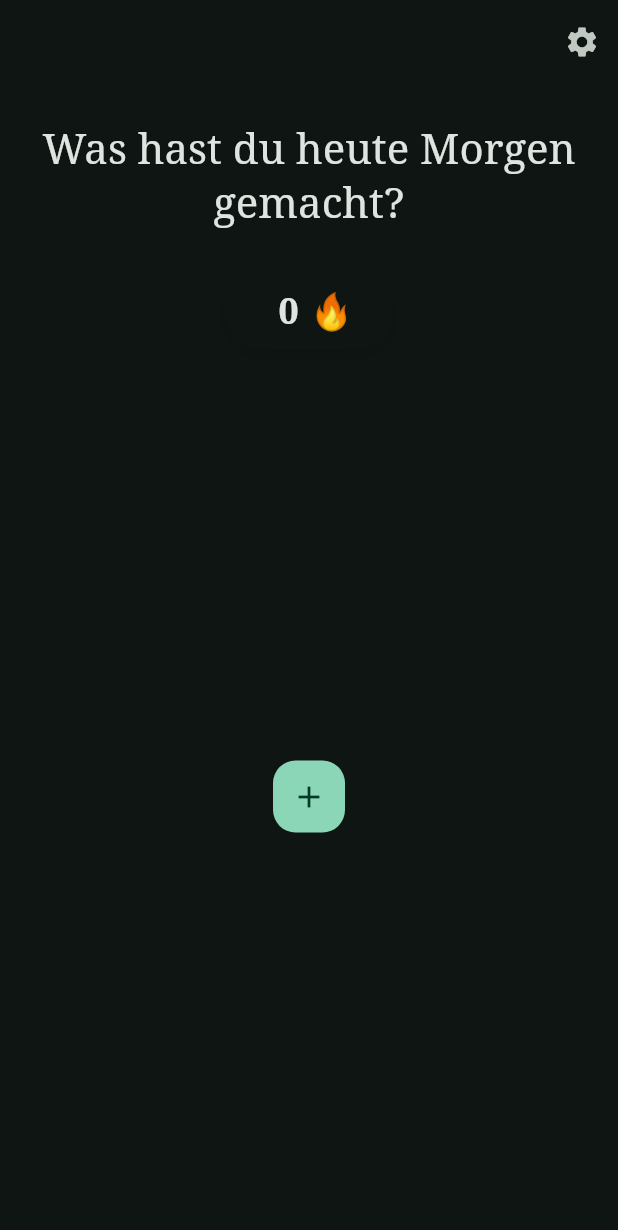
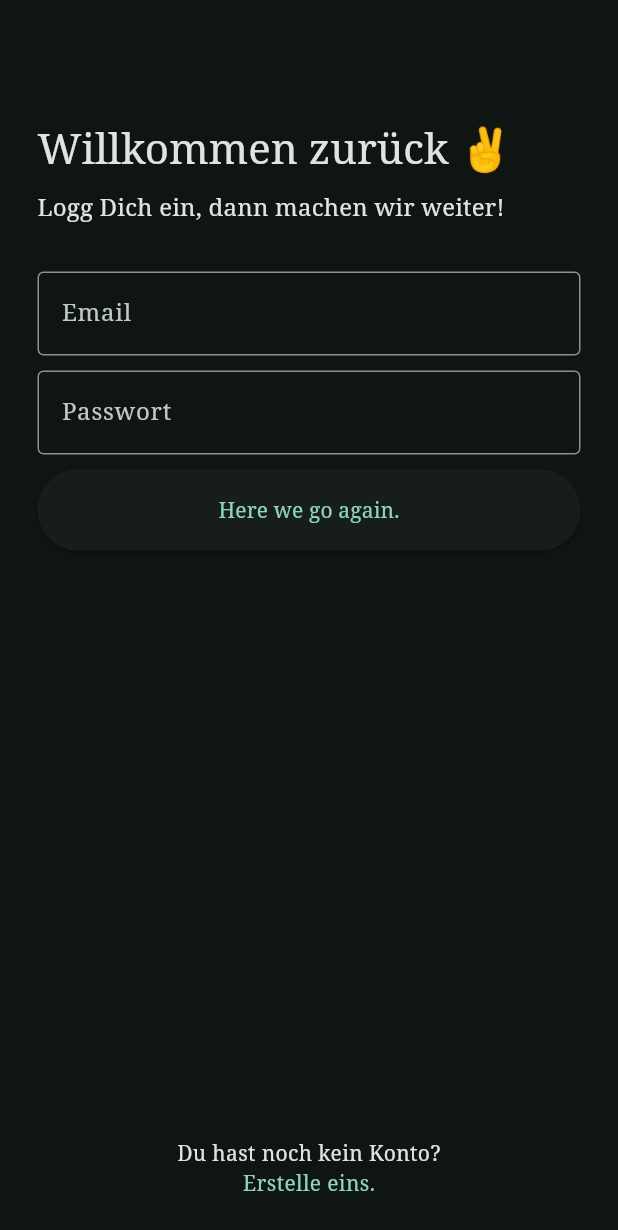
Before and after one commit to Hudlle/Habit-MVP, a Flutter app: the screen it shows after launch, on a phone screen of 412 x 824 dp. Shown: the top 1230 px of the screen. Run offline on Flutter 3.47's test engine with Material 3 defaults, Android fonts, the phone set to English and light mode, and no system bars; our stand-ins replace firebase_auth, firebase_core, google_fonts, objectbox, rxdart; accounts and stored records are empty; generated files the repository leaves out were written again.

Commit message:
feat: added back in signup and login page, connected to firebase authenticaton via new authentication_service.dart file

```diff
--- /dev/null
+++ b/lib/api/authentication_service.dart
@@ -0,0 +1,38 @@
+import 'package:firebase_auth/firebase_auth.dart';
+
+class AuthService {
+  // create a new account
+  static Future<String> createAccountWithEmail(String email, String password) async {
+    try {
+      await FirebaseAuth.instance.createUserWithEmailAndPassword(email: email, password: password);
+      return "signup successful";
+    } on FirebaseAuthException catch (e) {
+      return e.message.toString();
+    } catch (e) {
+      return e.toString();
+    }
+  }
+
+  // login
+  static Future<String> loginWithEmail(String email, String password) async {
+    try {
+      await FirebaseAuth.instance.signInWithEmailAndPassword(email: email, password: password);
+      return "login successful";
+    } on FirebaseAuthException catch (e) {
+      return e.message.toString();
+    } catch (e) {
+      return e.toString();
+    }
+  }
+
+  // logout
+  static Future logout() async {
+    await FirebaseAuth.instance.signOut();
+  }
+
+  // check whether the user is sign in or not
+  static Future<bool> isLoggedIn() async {
+    var user = FirebaseAuth.instance.currentUser;
+    return user != null;
+  }
+}
--- a/lib/app.dart
+++ b/lib/app.dart
@@ -1,12 +1,16 @@
+// ignore_for_file: use_build_context_synchronously
+
 import 'package:flutter/material.dart';
+import 'package:habit_mvp/api/authentication_service.dart';
 import 'package:habit_mvp/flames_provider.dart';
 import 'package:habit_mvp/pages/language_settings.dart';
+import 'package:habit_mvp/pages/login_page.dart';
+import 'package:habit_mvp/pages/signup_page.dart';
 import 'package:provider/provider.dart';
 import 'ui_util/color_themes.dart';
 import 'ui_util/text_theme.dart';
 import 'model.dart';
 import 'package:flutter_gen/gen_l10n/app_localizations.dart';
-
 import 'ui_util/theme_locale_provider.dart';
 import 'default_data.dart';
 import 'pages/home.dart';
@@ -50,26 +54,27 @@ class HabitApp extends StatelessWidget {
                 locale: localeProvider.locale,
 
                 //* Routing
-                initialRoute: homeRoute,
+                initialRoute: checkUserRoute,
                 routes: {
-                  homeRoute: (BuildContext context) {
-                    // Flames flames = ob.getFlames();
-                    return Home();
-                  },
-                  habitCloseLookRoute: (BuildContext context) {
+                  loginRoute: (context) => Login(),
+                  signupRoute: (context) => Signup(),
+                  checkUserRoute: (context) => CheckUser(),
+
+                  homeRoute: (context) => Home(),
+                  habitCloseLookRoute: (context) {
                     final habit = ModalRoute.of(context)!.settings.arguments as Habit;
                     return HabitCloseLook(habit: habit);
                   },
-                  habitEditRoute: (BuildContext context) {
+                  habitEditRoute: (context) {
                     final habit = ModalRoute.of(context)!.settings.arguments as Habit;
                     return HabitEdit(habit: habit);
                   },
-                  newHabitNameRoute: (BuildContext context) => const NewHabitName(),
-                  newHabitDetailRoute: (BuildContext context) => const NewHabitDetail(),
-                  howToGoalRoute: (BuildContext context) => const HowToGoal(),
+                  newHabitNameRoute: (context) => const NewHabitName(),
+                  newHabitDetailRoute: (context) => const NewHabitDetail(),
+                  howToGoalRoute: (context) => const HowToGoal(),
 
-                  settingsRoute: (BuildContext context) => const Settings(),
-                  languageSettingsRoute: (BuildContext context) => const LanguageSettings(),
+                  settingsRoute: (context) => const Settings(),
+                  languageSettingsRoute: (context) => const LanguageSettings(),
                 },
               );
             }
@@ -79,3 +84,33 @@ class HabitApp extends StatelessWidget {
     );
   }
 }
+
+class CheckUser extends StatefulWidget {
+  const CheckUser({super.key});
+
+  @override
+  State<CheckUser> createState() => _CheckUserState();
+}
+
+class _CheckUserState extends State<CheckUser> {
+  @override
+  void initState() {
+    super.initState();
+    AuthService.isLoggedIn().then((value) {
+      if (value) {
+        Navigator.pushReplacementNamed(context, homeRoute);
+      } else {
+        Navigator.pushReplacementNamed(context, loginRoute);
+      }
+    },);
+  }
+
+  @override
+  Widget build(BuildContext context) {
+    return const Scaffold(
+      body: Center(
+        child: CircularProgressIndicator(),
+      )
+    );
+  }
+}
--- a/lib/default_data.dart
+++ b/lib/default_data.dart
@@ -11,7 +11,10 @@ const double textFieldFontSize = 16;
 const double minHeightHabitCard = 100;
 
 //* Routes
-const String homeRoute = "/";
+const String loginRoute = "/login";
+const String signupRoute = "/signup";
+const String checkUserRoute = "/";
+const String homeRoute = "/home";
 const String habitCloseLookRoute = "/habit_close_look";
 const String habitEditRoute = "/habit_edit";
 const String newHabitNameRoute = "/new_habit_name";
--- a/lib/l10n/app_de.arb
+++ b/lib/l10n/app_de.arb
@@ -1,5 +1,21 @@
 {
     "@@locale": "de",
+
+    "signupWelcome": "Hi 🖖",
+    "signupSubtitle": "Erstelle ein Konto, dann legen wir los!",
+    "signupSubmitButton": "Ran an den Speck!",
+    "signupWithGoogle": "Mit Google registrieren",
+    "alreadyRegistered": "Du hast schon ein Konto?",
+    "loginAppeal": "Logg Dich ein.",
+    "signupSuccessful" : "Erfolgreich registriert!",
+
+    "loginWelcome": "Willkommen zurück ✌️",
+    "loginSubtitle": "Logg Dich ein, dann machen wir weiter!",
+    "loginSubmitButton": "Here we go again.",
+    "loginWithGoogle": "Mit Google anmelden",
+    "notRegistered": "Du hast noch kein Konto?",
+    "signupAppeal": "Erstelle eins.",
+    "loginSuccessful" : "Erfolgreich eingelogt!",
 
     "homeWelcomeMorning": "Was hast du heute Morgen gemacht?",
     "homeWelcomeAfternoon": "Was hast du heute Nachmittag gemacht?",
@@ -29,7 +45,13 @@
     "chooseLanguage" : "Wähle deine Sprache",
 
     "name": "Name",
+    "username": "Nutzername",
+    "email": "Email",
+    "usernameOrEmail": "Username or Email",
+    "password": "Passwort",
+    "repeatPassword": "Passwort wiederholen",
     "dangerZone": "Gefahrenzone",
     "save": "Speichern",
+    "orLabel": "Oder",
     "deleteHabit": "Gewohnheit löschen"
   }
--- /dev/null
+++ b/lib/pages/login_page.dart
@@ -0,0 +1,112 @@
+// ignore_for_file: use_build_context_synchronously
+
+import 'package:flutter/material.dart';
+import 'package:habit_mvp/api/authentication_service.dart';
+import 'package:habit_mvp/default_data.dart';
+import 'package:habit_mvp/default_widgets.dart';
+import 'package:flutter_gen/gen_l10n/app_localizations.dart';
+
+class Login extends StatefulWidget {
+  const Login({super.key});
+
+  @override
+  State<Login> createState() => _LoginState();
+}
+
+class _LoginState extends State<Login> {
+  @override
+  Widget build(BuildContext context) {
+    TextEditingController emailController = TextEditingController();
+    TextEditingController passwordController = TextEditingController();
+
+    void submitLogin() async {
+      await AuthService.loginWithEmail(emailController.text, passwordController.text).then((value) {
+        if (value == "login successful") {
+          ScaffoldMessenger.of(context).showSnackBar(
+            SnackBar(content: Text(AppLocalizations.of(context)!.loginSuccessful))
+          );
+          Navigator.pushReplacementNamed(context, homeRoute);
+        } else {
+          ScaffoldMessenger.of(context).showSnackBar(
+            SnackBar(
+              content: Text(
+                value,
+                style: TextStyle(color: Theme.of(context).colorScheme.onErrorContainer)
+              ),
+              backgroundColor: Theme.of(context).colorScheme.errorContainer,
+            )
+          );
+        }
+      },);
+    }
+
+    return Scaffold(
+      resizeToAvoidBottomInset: false,
+      appBar: AppBar(),
+      body: Container(
+        color: Theme.of(context).colorScheme.surface,
+        child: Padding(
+          padding: EdgeInsets.fromLTRB(defaultPagePadding[0], defaultPagePadding[1], defaultPagePadding[2], defaultPagePadding[3]),
+          child: Column(
+            crossAxisAlignment: CrossAxisAlignment.start,
+            children: [
+              CustomText(
+                text: AppLocalizations.of(context)!.loginWelcome,
+                textType: TextType.headline
+              ),
+              const SmallSpacer(),
+              CustomText(
+                text: AppLocalizations.of(context)!.loginSubtitle,
+                textType: TextType.title
+              ),
+              const LargeSpacer(),
+              TextFormField( // TODO add input validation
+                controller: emailController,
+                decoration: InputDecoration(
+                  border: OutlineInputBorder(),
+                  label: Text(AppLocalizations.of(context)!.email),
+                ),
+              ),
+              const SmallSpacer(),
+              TextFormField( // TODO add input validation
+                controller: passwordController,
+                decoration: InputDecoration(
+                  border: OutlineInputBorder(),
+                  label: Text(AppLocalizations.of(context)!.password),
+                ),
+              ),
+              const SmallSpacer(),
+              SizedBox(
+                width: double.infinity,
+                height: 54,
+                child: ElevatedButton(
+                  onPressed: () => submitLogin(),
+                  child: Text(AppLocalizations.of(context)!.loginSubmitButton),
+                ),
+              ),
+              Expanded(
+                child: Center(
+                  child: Column(
+                    mainAxisAlignment: MainAxisAlignment.end,
+                    children: [
+                      Text(AppLocalizations.of(context)!.notRegistered),
+                      GestureDetector(
+                        onTap: () => Navigator.pushReplacementNamed(context, signupRoute),
+                        child: Text(
+                          AppLocalizations.of(context)!.signupAppeal,
+                          style: TextStyle(
+                            color: Theme.of(context).colorScheme.primary,
+                          )
+                        ),
+                      ),
+                    ],
+                  ),
+                ),
+              )
+            ],
+          )
+        ),
+      ),
+    );
+  }
+}
```
Also changed, not shown: lib/default_widgets.dart (+0 -41 lines), lib/l10n/app_en.arb (+82 -0 lines), lib/pages/signup_page.dart (added, +130 -0 lines).
